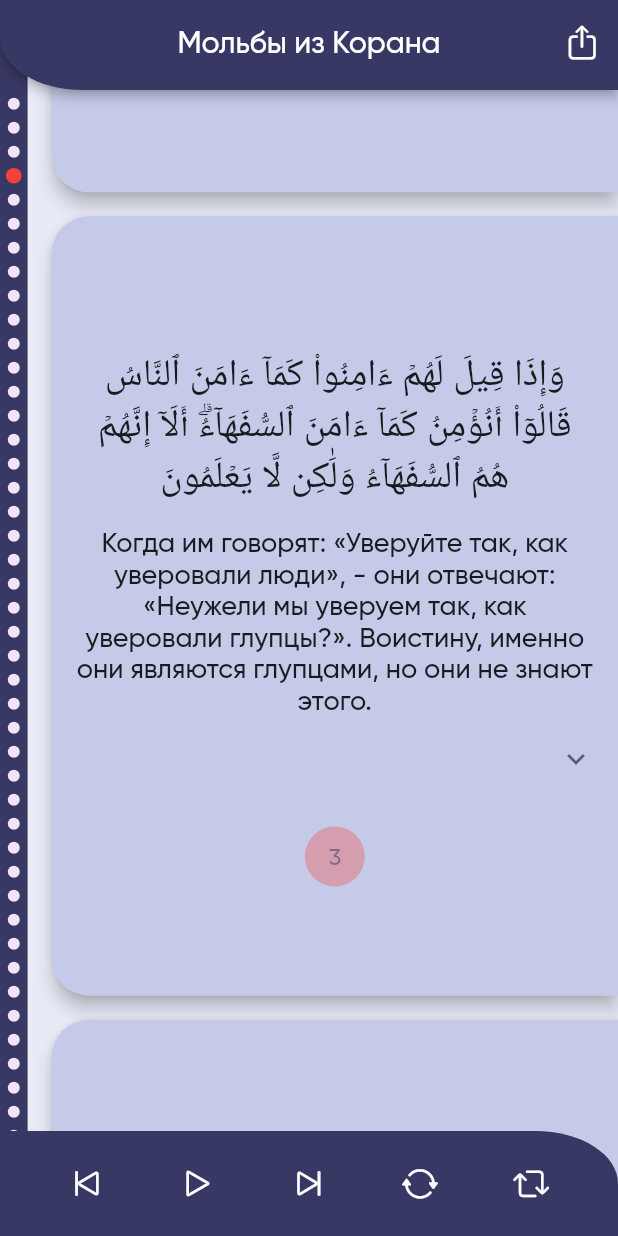
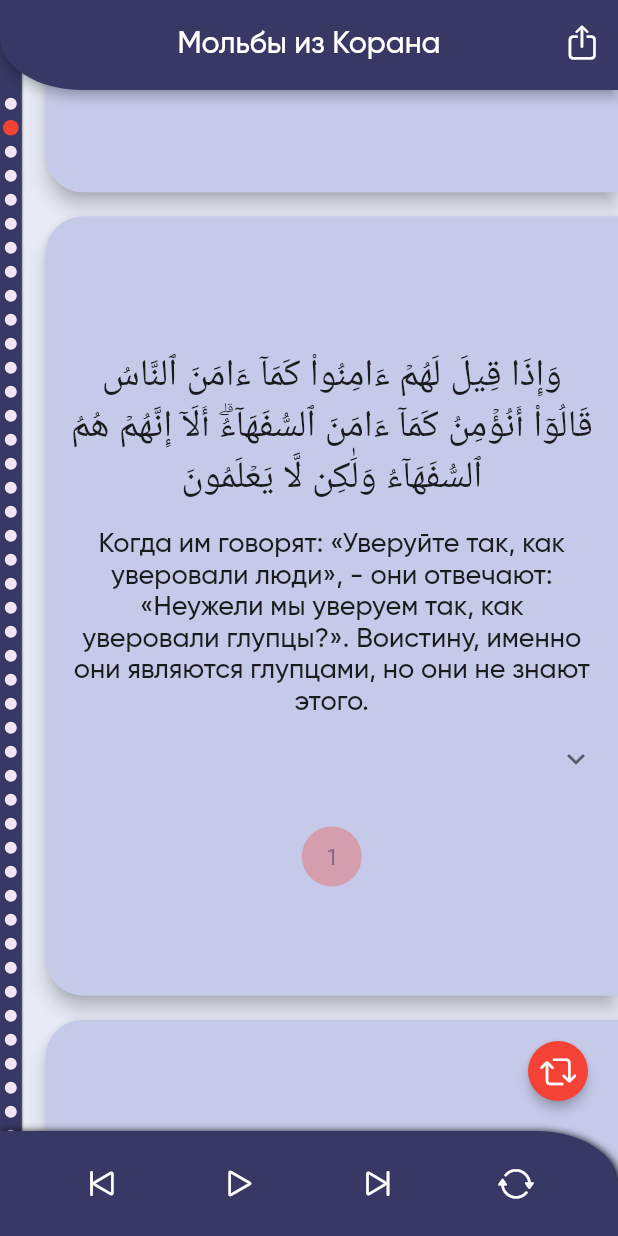
Before and after one commit to JMApps/supplications_from_quran, a Flutter app: the screen it shows after launch, item 3 of the bottom bar chosen, on a phone screen of 412 x 824 dp. Run offline on Flutter 3.47's test engine with Material 2 defaults, Android fonts, the phone set to English and light mode, and no system bars; drawn by our look-alikes of smooth_page_indicator; Roboto replaces fonts that are missing (Quran); project files that could hold a hidden picture were left out.

Commit message:
Small fixe's

```diff
--- a/lib/presentation/lists/main_ayahs_list.dart
+++ b/lib/presentation/lists/main_ayahs_list.dart
@@ -14,13 +14,18 @@
     return Row(
       children: [
         Container(
-          padding: const EdgeInsets.symmetric(horizontal: 4, vertical: 64),
+          padding: const EdgeInsets.symmetric(horizontal: 2, vertical: 64),
           decoration: BoxDecoration(
             color: myColor.mainPrimaryColor,
             borderRadius: const BorderRadius.only(
               topRight: Radius.circular(15),
               bottomRight: Radius.circular(15),
             ),
+            boxShadow: const [
+              BoxShadow(
+                blurRadius: 0.5,
+              ),
+            ],
           ),
           child: SmoothPageIndicator(
             controller: context.watch<MainListState>().geMainListController,
@@ -33,6 +38,9 @@
               dotColor: myColor.dotColor,
               activeDotColor: myColor.mainAccentColor,
             ),
+            onDotClicked: (int index) {
+              context.read<MainListState>().toPageAyah(index);
+            },
           ),
         ),
         Expanded(
--- a/lib/presentation/pages/main_page.dart
+++ b/lib/presentation/pages/main_page.dart
@@ -2,6 +2,7 @@
 import 'package:supplications_from_quran/presentation/lists/main_ayahs_list.dart';
 import 'package:supplications_from_quran/presentation/widgets/main_app_bar.dart';
 import 'package:supplications_from_quran/presentation/widgets/main_bottom_player_bar.dart';
+import 'package:supplications_from_quran/presentation/widgets/to_random_floating_button.dart';
 
 class MainPage extends StatelessWidget {
   const MainPage({Key? key}) : super(key: key);
@@ -13,9 +14,10 @@
       extendBody: true,
       appBar: PreferredSize(
         preferredSize: Size(double.infinity, 60),
-        child: MainAppBar()
+        child: MainAppBar(),
       ),
       body: MainAyahsList(),
+      floatingActionButton: ToRandomFloatingButton(),
       bottomNavigationBar: MainBottomPlayerBar(),
     );
   }
--- a/lib/presentation/widgets/main_bottom_player_bar.dart
+++ b/lib/presentation/widgets/main_bottom_player_bar.dart
@@ -9,23 +9,35 @@
 
   @override
   Widget build(BuildContext context) {
-    return Material(
-      color: Theme.of(context).colorScheme.mainPrimaryColor,
-      shape: const RoundedRectangleBorder(
+    return Container(
+      height: 70,
+      decoration: const BoxDecoration(
         borderRadius: BorderRadius.only(
           topRight: Radius.elliptical(55, 35),
         ),
+        boxShadow: [
+          BoxShadow(
+            blurRadius: 4,
+            offset: Offset(1, 1),
+          ),
+        ],
       ),
-      child: Container(
-        padding: const EdgeInsets.all(8),
-        height: 70,
+      child: Material(
+        color: Theme.of(context).colorScheme.mainPrimaryColor,
+        elevation: 0,
+        shape: const RoundedRectangleBorder(
+          borderRadius: BorderRadius.only(
+            topRight: Radius.elliptical(55, 35),
+          ),
+        ),
         child: Row(
           mainAxisAlignment: MainAxisAlignment.spaceEvenly,
           children: [
             IconButton(
               padding: EdgeInsets.zero,
               splashRadius: 20,
-              icon: const Icon(CupertinoIcons.backward_end, color: Colors.white),
+              icon:
+                  const Icon(CupertinoIcons.backward_end, color: Colors.white),
               onPressed: () {},
             ),
             IconButton(
@@ -39,19 +51,14 @@
               splashRadius: 20,
               icon: const Icon(CupertinoIcons.forward_end, color: Colors.white),
               onPressed: () {
-                context.read<MainListState>().toPageAyah(3);
+                context.read<MainListState>().toPageAyah(1);
               },
             ),
             IconButton(
               padding: EdgeInsets.zero,
               splashRadius: 20,
-              icon: const Icon(CupertinoIcons.arrow_2_circlepath, color: Colors.white),
-              onPressed: () {},
-            ),
-            IconButton(
-              padding: EdgeInsets.zero,
-              splashRadius: 20,
-              icon: const Icon(CupertinoIcons.arrow_2_squarepath, color: Colors.white),
+              icon: const Icon(CupertinoIcons.arrow_2_circlepath,
+                  color: Colors.white),
               onPressed: () {},
             ),
           ],
```
